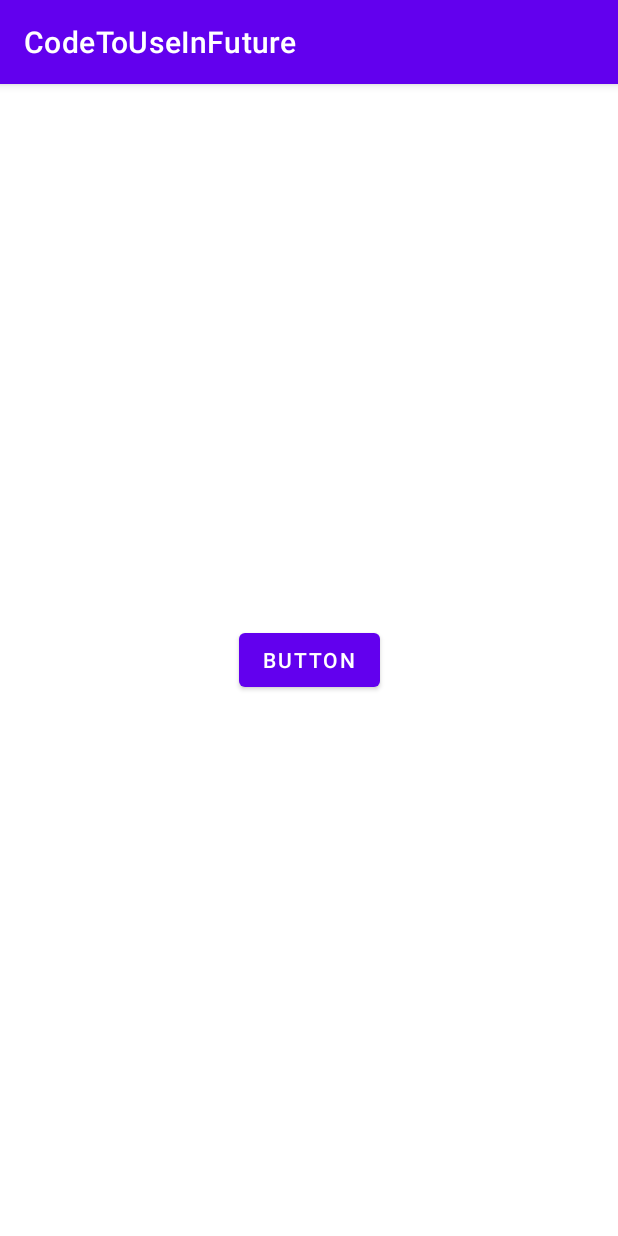
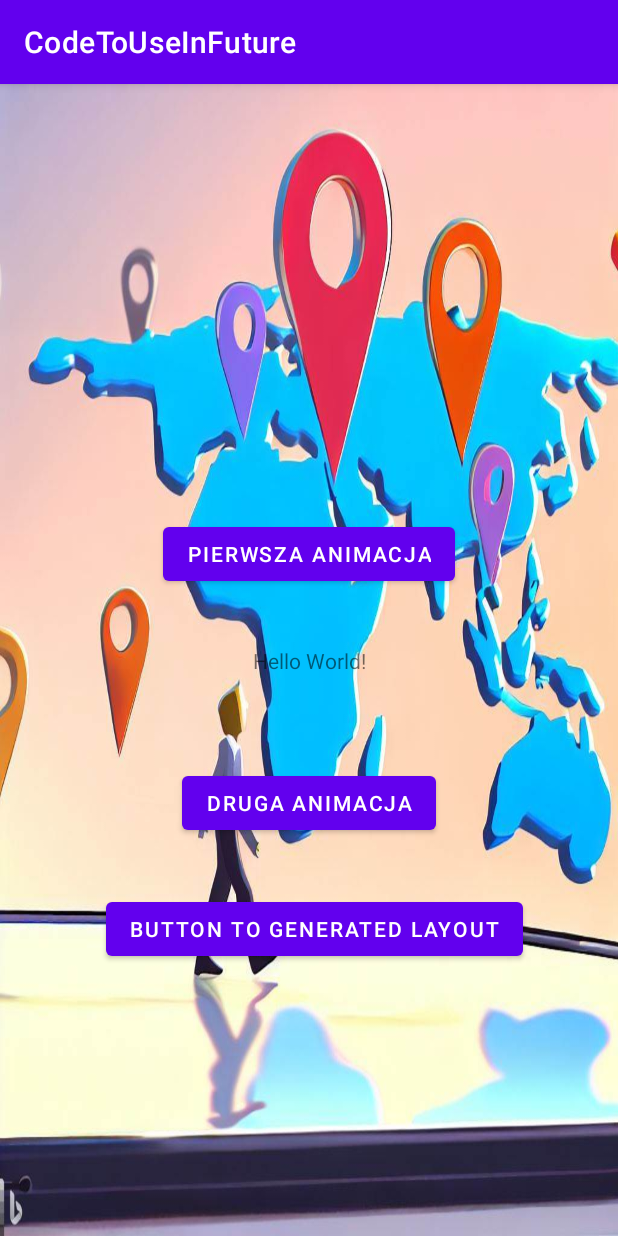
Before and after one commit to JakubCzarneckiZielonka/CodeToUseInFuture, an Android app: the screen it shows after launch (MainActivity), on a phone screen of 412 x 824 dp. Run offline under Robolectric (Android 15) with nearby library versions, the phone set to English and light mode, and no system bars.

Commit message:
project preparation
project preparation

```diff
--- /dev/null
+++ b/app/src/main/java/com/example/codetouseinfuture/Activities/Activity_1.java
@@ -0,0 +1,4 @@
+package com.example.codetouseinfuture.Activities;
+
+public class Activity_1 {
+}
--- a/app/src/main/res/anim/slide_up.xml
+++ b/app/src/main/res/anim/slide_up.xml
@@ -2,6 +2,10 @@
 <set xmlns:android="http://schemas.android.com/apk/res/android">
     <translate
         android:fromYDelta="100%"
-        android:toXDelta="0dp"
+        android:toYDelta="-1350%"
+        android:duration="1500" />
+    <translate
+        android:fromYDelta="-1350%"
+        android:toYDelta="-650%"
         android:duration="500"/>
 </set>
--- /dev/null
+++ b/app/src/main/res/layout/activities_1.xml
@@ -0,0 +1,6 @@
+<?xml version="1.0" encoding="utf-8"?>
+<RelativeLayout xmlns:android="http://schemas.android.com/apk/res/android"
+    android:layout_width="match_parent"
+    android:layout_height="match_parent">
+
+</RelativeLayout>
--- /dev/null
+++ b/app/src/main/res/layout/activities_2.xml
@@ -0,0 +1,6 @@
+<?xml version="1.0" encoding="utf-8"?>
+<androidx.constraintlayout.widget.ConstraintLayout xmlns:android="http://schemas.android.com/apk/res/android"
+    android:layout_width="match_parent"
+    android:layout_height="match_parent">
+
+</androidx.constraintlayout.widget.ConstraintLayout>
--- a/app/src/main/res/layout/activity_main.xml
+++ b/app/src/main/res/layout/activity_main.xml
@@ -4,7 +4,8 @@
     xmlns:tools="http://schemas.android.com/tools"
     android:layout_width="match_parent"
     android:layout_height="match_parent"
-    tools:context=".MainActivity">
+    tools:context=".MainActivity"
+    android:background="@drawable/bg">
 
     <TextView
         android:layout_width="wrap_content"
@@ -19,12 +20,34 @@
         android:id="@+id/btn_1"
         android:layout_width="wrap_content"
         android:layout_height="wrap_content"
-        android:text="Button"
+        android:text="Pierwsza Animacja"
+        app:layout_constraintBottom_toBottomOf="parent"
+        app:layout_constraintEnd_toEndOf="parent"
         app:layout_constraintStart_toStartOf="parent"
+        app:layout_constraintTop_toTopOf="parent"
+        app:layout_constraintVertical_bias="0.402" />
+
+    <Button
+        android:id="@+id/btn_2"
+        android:layout_width="wrap_content"
+        android:layout_height="wrap_content"
+        android:text="druga animacja"
+        app:layout_constraintBottom_toBottomOf="parent"
         app:layout_constraintEnd_toEndOf="parent"
+        app:layout_constraintStart_toStartOf="parent"
         app:layout_constraintTop_toTopOf="parent"
+        app:layout_constraintVertical_bias="0.632" />
+
+    <Button
+        android:id="@+id/btn_3"
+        android:layout_width="wrap_content"
+        android:layout_height="wrap_content"
+        android:text="Button to generated layout"
         app:layout_constraintBottom_toBottomOf="parent"
-        tools:layout_editor_absoluteX="155dp"
-        tools:layout_editor_absoluteY="143dp" />
+        app:layout_constraintEnd_toEndOf="parent"
+        app:layout_constraintHorizontal_bias="0.529"
+        app:layout_constraintStart_toStartOf="parent"
+        app:layout_constraintTop_toTopOf="parent"
+        app:layout_constraintVertical_bias="0.749" />
 
 </androidx.constraintlayout.widget.ConstraintLayout>
```
Also changed, not shown: app/src/main/java/com/example/codetouseinfuture/Animation/AnimationActivity_1.java (added, +16 -0 lines), app/src/main/java/com/example/codetouseinfuture/Layouts/TemporaryLayout.java (+37 -0 lines), app/src/main/res/drawable/gradient_pressed.xml (added, +8 -0 lines), app/src/main/res/layout/activity_animation1.xml (added, +9 -0 lines), app/src/main/res/layout/activity_second.xml (+12 -7 lines), app/src/main/res/layout/monkelayout.xml (added, +23 -0 lines), app/src/main/res/backgroundte/_e8cd64b9-44d9-48d6-9a3d-778e85a9c406.jpg (deleted), app/src/main/res/bg2/_9ccb2c8f-7137-47e5-b87b-4c66e582d9ee.jpg (deleted), app/src/main/res/bg2/_a9db374f-42eb-49e7-830f-ab0bbb768476.jpg (deleted), app/src/main/res/cos/OIG.cFkRJ.jpg (deleted).
